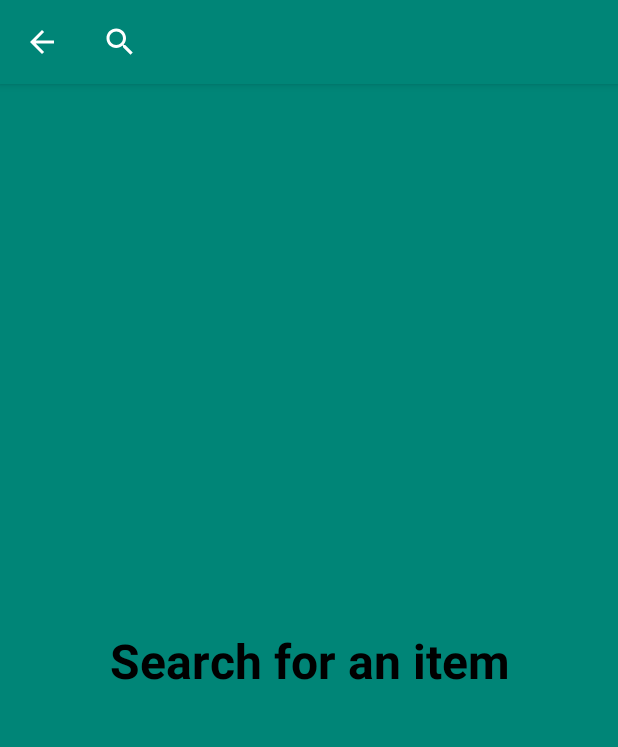
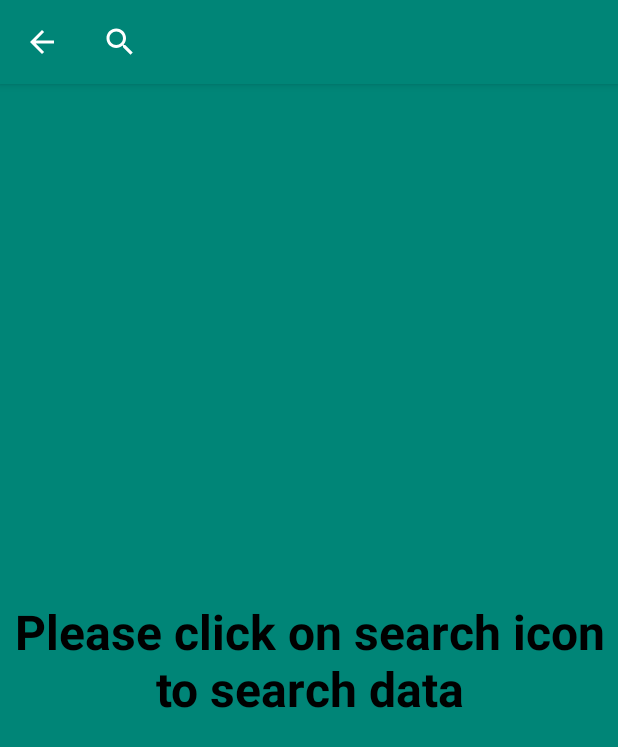
Before and after one commit to Ajayk1234/Favorite-Team-Search, an Android app: the screen it shows after launch (MainActivity), after a tap on "Search for image", on a phone screen of 412 x 824 dp. Shown: the top 747 px of the screen. Run offline under Robolectric (Android 15) with nearby library versions, the phone set to English and light mode, and no system bars; our stand-ins replace navigation-ui.

```diff
--- a/app/src/main/res/values/strings.xml
+++ b/app/src/main/res/values/strings.xml
@@ -15,6 +15,6 @@
     <string name="image_height">Image height :</string>
     <string name="author">Author :</string>
     <string name="error_btn_txt">OK</string>
-    <string name="search_item_text">Search for an item</string>
+    <string name="search_item_text">Please click on search icon to search data</string>
     <string name="search_title">Search for image</string>
 </resources>
```
Also changed, not shown: app/src/main/java/com/example/itemsearch/ui/ItemSearchHomeScreenFragment.kt (+5 -5 lines).
